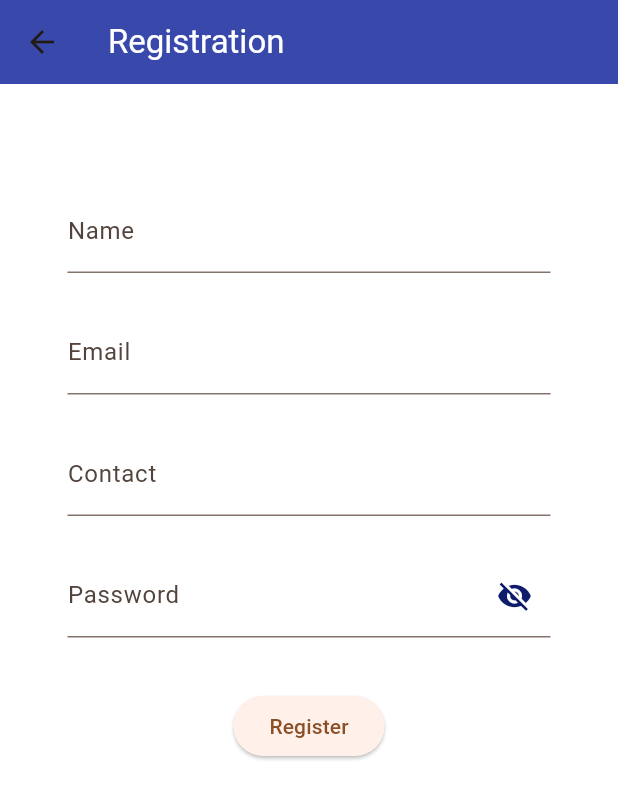
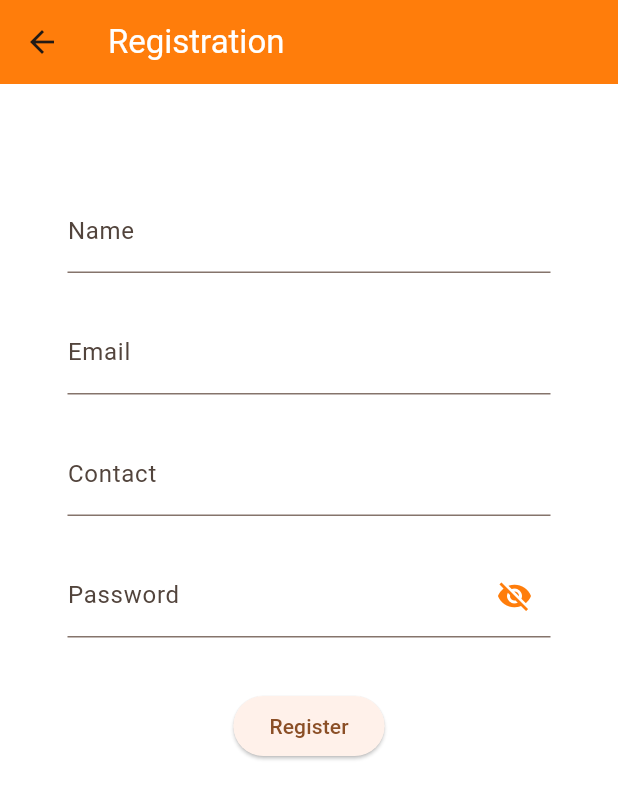
Before and after one commit to SadhakKumar/zomato-clone, a Flutter app: the RegistrationPage screen opened directly, on a phone screen of 412 x 824 dp. Shown: the top 799 px of the screen. Run offline on Flutter 3.47's test engine with Material 2 defaults, Android fonts, the phone set to English and light mode, and no system bars; our stand-ins replace cloud_firestore, firebase_auth, firebase_core, firebase_storage, flutter_rating_bar, fluttertoast; missing offline and left inert: razorpay_flutter; accounts and stored records are empty.

Commit message:
fixed bugs

```diff
--- a/lib/pages/RegistrationPage.dart
+++ b/lib/pages/RegistrationPage.dart
@@ -36,7 +36,7 @@ class _RegistrationPageState extends State<RegistrationPage> {
           'Registration',
           style: TextStyle(color: Colors.white),
         ),
-        backgroundColor: Colors.indigo[600],
+        backgroundColor: Color.fromARGB(255, 255, 125, 11),
       ),
       body: Padding(
         padding: const EdgeInsets.all(45.0),
@@ -115,7 +115,7 @@ class _RegistrationPageState extends State<RegistrationPage> {
                     labelText: 'Password',
                     hintText: 'Enter password',
                     suffixIcon: IconButton(
-                      color: const Color.fromARGB(255, 14, 28, 107),
+                      color: Color.fromARGB(255, 255, 125, 11),
                       icon: Icon(_showPassword
                           ? Icons.visibility
                           : Icons.visibility_off),
--- a/lib/widgets/NewestListWidget.dart
+++ b/lib/widgets/NewestListWidget.dart
@@ -106,7 +106,7 @@ class _NewestListWidgetState extends State<NewestListWidget> {
                           ),
                         ),
                         Container(
-                          width: 190,
+                          width: 180,
                           child: Column(
                             crossAxisAlignment: CrossAxisAlignment.start,
                             mainAxisAlignment: MainAxisAlignment.spaceAround,
@@ -148,7 +148,7 @@ class _NewestListWidgetState extends State<NewestListWidget> {
                           ),
                         ),
                         Padding(
-                          padding: EdgeInsets.symmetric(vertical: 10),
+                          padding: EdgeInsets.symmetric(vertical: 8),
                           child: Column(
                               mainAxisAlignment: MainAxisAlignment.spaceBetween,
                               children: [
```
Also changed, not shown: lib/pages/Cart.dart (+35 -9 lines).
